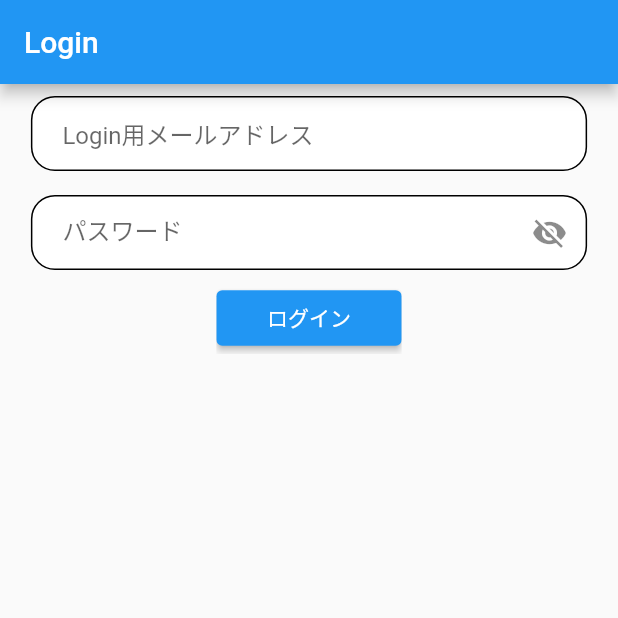
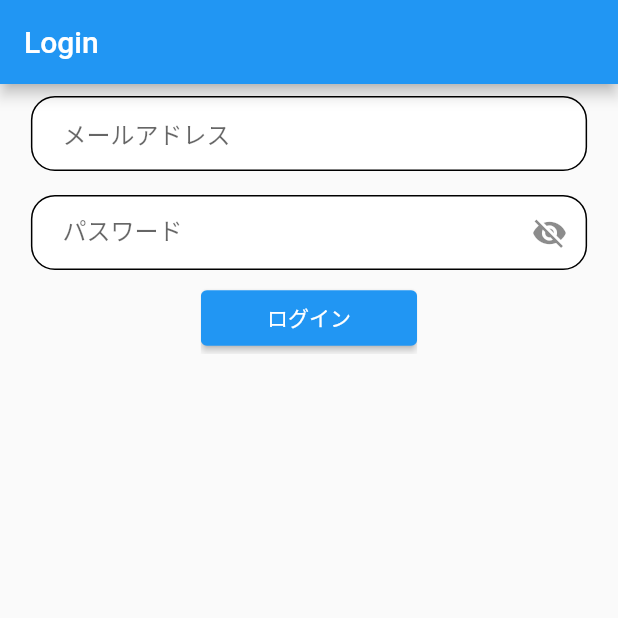
Before and after one commit to Haru-Kobayashi073/SNS-For-Gamers, a Flutter app: the screen it shows after launch, on a phone screen of 412 x 824 dp, the top half of it. Run offline on Flutter 3.47's test engine with Material 2 defaults, Android fonts, the phone set to English and light mode, and no system bars; our stand-ins replace cloud_firestore, firebase_auth, firebase_core, flutter_riverpod, freezed_annotation, riverpod; accounts and stored records are empty.

Commit message:
変数をまとめる

```diff
--- /dev/null
+++ b/lib/constants/strings.dart
@@ -0,0 +1,14 @@
+// titles
+const String appTitle = "SNS";
+const String signupTitle = "新規登録";
+const String loginTitle = "ログイン";
+// texts
+const String mailAddressText = "メールアドレス";
+const String passwordText = "パスワード";
+const String signupText = "新規登録を行う";
+const String loginText = "ログインする";
+const String logoutText = "ログアウトを行う";
+// FieldKey
+const String usersFieldKey = "users";
+// message
+const String userCreatedMsg = "ユーザーが作成できました";
--- a/lib/details/rounded_password_field.dart
+++ b/lib/details/rounded_password_field.dart
@@ -1,5 +1,6 @@
 //flutter
 import 'package:flutter/material.dart';
+import 'package:sns_vol2/constants/strings.dart';
 //detail
 import 'package:sns_vol2/details/text_field_container.dart';
 
@@ -37,7 +38,7 @@ class RoundedPasswordField extends StatelessWidget {
                   : Icon(Icons.visibility),
               onTap: toggleObscureText,
             ),
-            hintText: 'パスワード',
+            hintText: passwordText,
             enabledBorder: InputBorder.none,
             focusedBorder: InputBorder.none,
             contentPadding: EdgeInsets.symmetric(
--- a/lib/main.dart
+++ b/lib/main.dart
@@ -4,6 +4,7 @@ import 'package:flutter/material.dart';
 import 'package:firebase_auth/firebase_auth.dart';
 import 'package:flutter_riverpod/flutter_riverpod.dart';
 import 'package:firebase_core/firebase_core.dart';
+import 'package:sns_vol2/constants/strings.dart';
 import 'package:sns_vol2/details/rounded_button.dart';
 import 'package:sns_vol2/views/login_page.dart';
 //model
@@ -33,14 +34,14 @@ class MyApp extends ConsumerWidget {
 
     return MaterialApp(
       debugShowCheckedModeBanner: false,
-      title: 'Flutter Demo',
+      title: appTitle,
       theme: ThemeData(),
       home: mainmodel.currentUser == null
           ? LoginPage(
               mainModel: mainmodel,
             )
           : MyHomePage(
-              title: 'Flutter Demo Home Page',
+              title: appTitle,
               mainModel: mainmodel,
             ),
     );
@@ -68,12 +69,12 @@ class MyHomePage extends StatelessWidget {
                 onPressed: () => routes.toSignUpPage(context: context),
                 widthRate: 0.5,
                 color: Colors.blue,
-                text: 'サインアップページ'),
+                text: signupText),
             RoundedButton(
-                onPressed: () => routes.toSignUpPage(context: context),
+                onPressed: () => routes.toLoginpPage(context: context, mainModel: mainModel),
                 widthRate: 0.5,
                 color: Colors.blue,
-                text: 'ログインページ'),
+                text: loginText),
           ],
         ),
       ),
--- a/lib/models/signup_model.dart
+++ b/lib/models/signup_model.dart
@@ -4,6 +4,7 @@ import 'package:flutter/material.dart';
 import 'package:flutter_riverpod/flutter_riverpod.dart';
 import 'package:cloud_firestore/cloud_firestore.dart';
 import 'package:firebase_auth/firebase_auth.dart';
+import 'package:sns_vol2/constants/strings.dart';
 //domain
 import 'package:sns_vol2/domain/firestore_user/firestore_user.dart';
 
@@ -38,7 +39,7 @@ class SignUpModel extends ChangeNotifier {
     //usersコレクションの中にfirstUserを作る処理
 
     ScaffoldMessenger.of(context)
-        .showSnackBar(SnackBar(content: Text('ユーザーが作成できました。')));
+        .showSnackBar(SnackBar(content: Text(userCreatedMsg)));
     notifyListeners();
   }
 
--- a/lib/views/login_page.dart
+++ b/lib/views/login_page.dart
@@ -2,6 +2,7 @@
 import 'package:flutter/material.dart';
 //package
 import 'package:flutter_riverpod/flutter_riverpod.dart';
+import 'package:sns_vol2/constants/strings.dart';
 import 'package:sns_vol2/details/rounded_button.dart';
 import 'package:sns_vol2/details/rounded_password_field.dart';
 import 'package:sns_vol2/details/rounded_text_field.dart';
@@ -33,7 +34,7 @@ class LoginPage extends ConsumerWidget {
             controller: emailEditingCntoroller,
             color: Colors.white,
             borderColor: Colors.white,
-            hintText: 'Login用メールアドレス',
+            hintText: mailAddressText,
           ),
           RoundedPasswordField(
               onChanged: (text) => loginModel.password = text,
@@ -45,9 +46,9 @@ class LoginPage extends ConsumerWidget {
           RoundedButton(
               onPressed: () async => await loginModel.login(
                   context: context, mainModel: mainModel),
-              widthRate: 0.3,
+              widthRate: 0.35,
               color: Colors.blue,
-              text: 'ログイン',)
+              text: loginTitle,)
         ],
       ),
     );
```
Also changed, not shown: lib/views/signup_page.dart (+6 -4 lines), lib/constants/colors.dart (added), lib/constants/doubles.dart (added), lib/constants/enums.dart (added), lib/constants/ints.dart (added), lib/constants/maps.dart (added), lib/constants/others.dart (added), lib/constants/voids.dart (added), lib/constants/widgets.dart (added).
